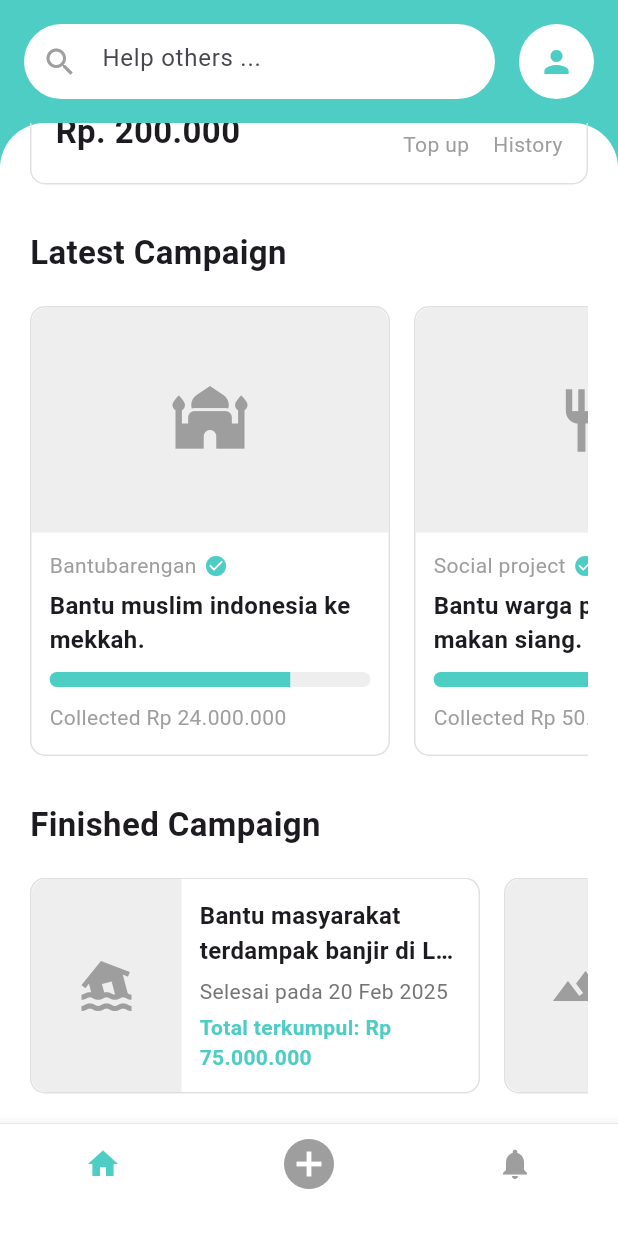
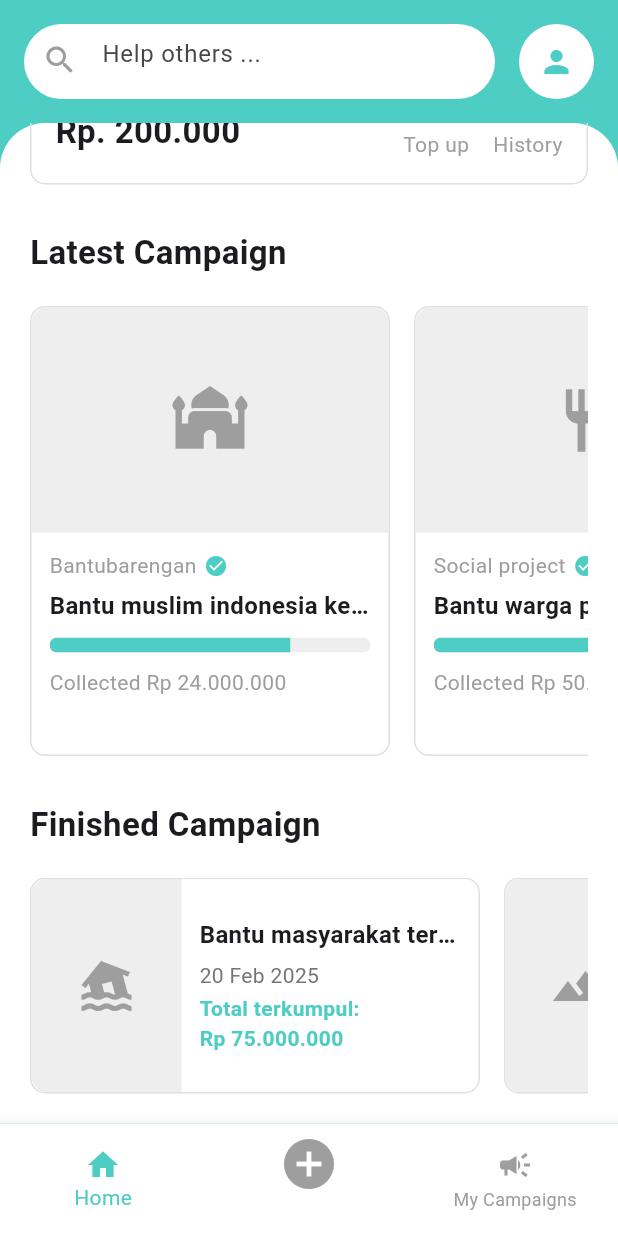
Before and after one commit to GianoSuza/fundraising, a Flutter app: the HomePage screen opened by its route, scrolled down 209 dp, on a phone screen of 412 x 824 dp. Run offline on Flutter 3.47's test engine with Material 3 defaults, Android fonts, the phone set to English and light mode, and no system bars; our stand-ins replace cloud_firestore, firebase_auth, firebase_core, qr_flutter, shared_preferences; accounts and stored records are empty; network calls fail.

Commit message:
fix/home screen navigation

```diff
--- a/lib/screens/home_screen.dart
+++ b/lib/screens/home_screen.dart
@@ -12,7 +12,7 @@ class HomePage extends StatelessWidget {
         child: Column(
           children: [
             // Search Bar and Profile
-            _buildSearchAndProfile(),
+            _buildSearchAndProfile(context),
 
             // Main Content (White Container)
             Expanded(
@@ -42,22 +42,22 @@ class HomePage extends StatelessWidget {
         items: const [
           BottomNavigationBarItem(
             icon: Icon(Icons.home),
-            label: '',
+            label: 'Home',
           ),
           BottomNavigationBarItem(
             icon: Icon(Icons.add_circle, size: 40),
             label: '',
           ),
           BottomNavigationBarItem(
-            icon: Icon(Icons.notifications),
-            label: '',
+            icon: Icon(Icons.campaign),
+            label: 'My Campaigns',
           ),
         ],
       ),
     );
   }
 
-  Widget _buildSearchAndProfile() {
+  Widget _buildSearchAndProfile(BuildContext context) {
     return Padding(
       padding: const EdgeInsets.all(16),
       child: Row(
@@ -74,7 +74,6 @@ class HomePage extends StatelessWidget {
                   hintText: 'Help others ...',
                   prefixIcon: Icon(Icons.search, color: Colors.grey),
                   border: InputBorder.none,
-                  contentPadding: EdgeInsets.symmetric(vertical: 15),
                 ),
               ),
             ),
@@ -85,6 +84,7 @@ class HomePage extends StatelessWidget {
             child: InkWell(
               onTap: () {
                 // Fungsi untuk tombol profile akan ditambahkan di sini nanti
+                Navigator.pushNamed(context, '/account');
               },
               borderRadius: BorderRadius.circular(25),
               splashColor: const Color(0xFF4ECDC4).withOpacity(0.3),
@@ -254,9 +254,9 @@ class DonationBalanceCard extends StatelessWidget {
               ],
             ),
           ),
-          _buildActionButton(Icons.add, 'Top up'),
+          _buildActionButton(Icons.add, 'Top up', '/topup', context),
           const SizedBox(width: 16),
-          _buildActionButton(Icons.history, 'History'),
+          _buildActionButton(Icons.history, 'History', '/transaction-history', context),
         ],
       ),
     );
@@ -271,14 +271,14 @@ class DonationBalanceCard extends StatelessWidget {
     return amount.toStringAsFixed(0).replaceAllMapped(reg, mathFunc);
   }
 
-  Widget _buildActionButton(IconData icon, String label) {
+  Widget _buildActionButton(IconData icon, String label, String route, BuildContext context) {
     return Column(
       children: [
         Material(
           color: Colors.transparent,
           child: InkWell(
             onTap: () {
-              // Fungsi untuk tombol akan ditambahkan di sini nanti
+              Navigator.pushNamed(context, route);
             },
             borderRadius: BorderRadius.circular(20),
             splashColor: Colors.white.withOpacity(0.5),
@@ -394,6 +394,7 @@ class CampaignCard extends StatelessWidget {
         child: InkWell(
           onTap: () {
             // Fungsi untuk campaign card akan ditambahkan di sini nanti
+            Navigator.pushNamed(context, '/donation');
           },
           borderRadius: BorderRadius.circular(10),
           splashColor: const Color(0xFF4ECDC4).withOpacity(0.2),
@@ -448,7 +449,7 @@ class CampaignCard extends StatelessWidget {
                         fontWeight: FontWeight.bold,
                         fontSize: 16,
                       ),
-                      maxLines: 2,
+                      maxLines: 1,
                       overflow: TextOverflow.ellipsis,
                     ),
                     const SizedBox(height: 10),
@@ -579,6 +580,7 @@ class FinishedCampaignCard extends StatelessWidget {
         child: InkWell(
           onTap: () {
             // Fungsi untuk finished campaign card akan ditambahkan di sini nanti
+            Navigator.pushNamed(context, '/donation');
           },
           borderRadius: BorderRadius.circular(10),
           splashColor: const Color(0xFF4ECDC4).withOpacity(0.2),
@@ -617,14 +619,14 @@ class FinishedCampaignCard extends StatelessWidget {
                           fontWeight: FontWeight.bold,
                           fontSize: 16,
                         ),
-                        maxLines: 2,
+                        maxLines: 1,
                         overflow: TextOverflow.ellipsis,
                       ),
                       const SizedBox(height: 6),
                       Row(
                         children: [
                           Text(
-                            'Selesai pada ${campaign.date}',
+                            campaign.date,
                             style: TextStyle(
                               color: Colors.grey.shade600,
                               fontSize: 14,
@@ -632,9 +634,9 @@ class FinishedCampaignCard extends StatelessWidget {
                           ),
                         ],
                       ),
-                      const SizedBox(height: 4),
+                      const SizedBox(height: 2),
                       Text(
-                        'Total terkumpul: ${campaign.totalDonation}',
+                        'Total terkumpul:\n${campaign.totalDonation}',
                         style: const TextStyle(
                           color: Color(0xFF4ECDC4),
                           fontWeight: FontWeight.w600,
--- a/lib/screens/topup_screen.dart
+++ b/lib/screens/topup_screen.dart
@@ -47,7 +47,7 @@ class _TopupScreenState extends State<TopupScreen> {
           children: [
             // Status Bar and App Bar
             Padding(
-              padding: EdgeInsets.only(left: 16, right: 16, top: 8, bottom: 16),
+              padding: EdgeInsets.only(left: 16, right: 16, top: 16, bottom: 16),
               child: Row(
                 children: [
                   GestureDetector(
--- a/lib/screens/transaction_history_screen.dart
+++ b/lib/screens/transaction_history_screen.dart
@@ -81,7 +81,7 @@ class TransactionHistoryScreen extends StatelessWidget {
                 children: [
                   GestureDetector(
                     onTap: () {
-                      Navigator.pop(context);
+                      Navigator.popAndPushNamed(context, '/home');
                     },
                     child: Icon(Icons.arrow_back, color: Colors.black),
                   ),
```
Also changed, not shown: lib/screens/account_screen.dart (+16 -9 lines).
